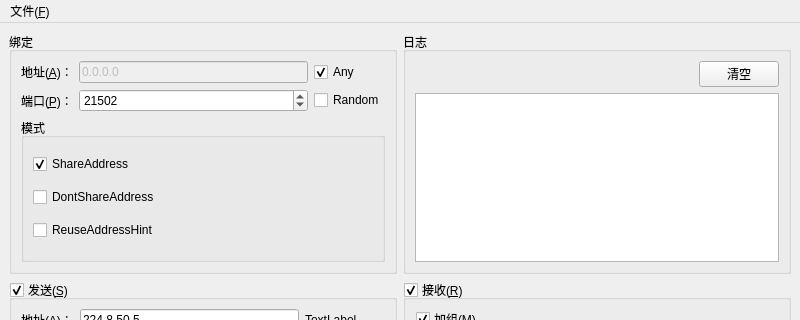
First picture: the form in mainwindow.ui, repository tnie/qtst, before the edit; both pictures show x 0 to 800 and y 0 to 320 of the 800 by 771 pixel window.
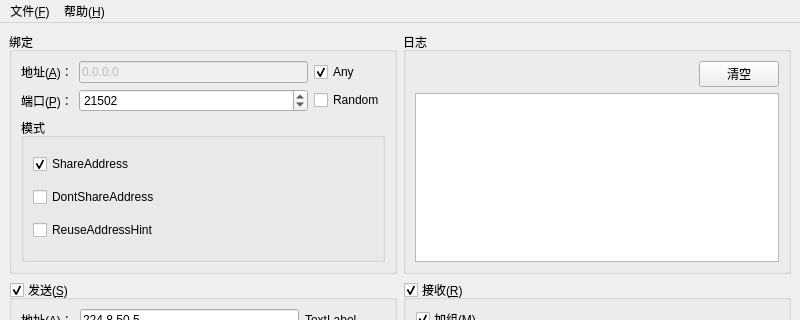
Second picture: the form after the edit.

The edit to the form file:
```diff
--- a/mainwindow.ui
+++ b/mainwindow.ui
@@ -525,7 +525,13 @@
      <string>文件(&amp;F)</string>
     </property>
    </widget>
+   <widget class="QMenu" name="menu_H">
+    <property name="title">
+     <string>帮助(&amp;H)</string>
+    </property>
+   </widget>
    <addaction name="menu_F"/>
+   <addaction name="menu_H"/>
   </widget>
   <widget class="QStatusBar" name="statusbar"/>
   <action name="actNewTab">
```
Left out of the diff: 5 changed lines with no effect on the pictures.
